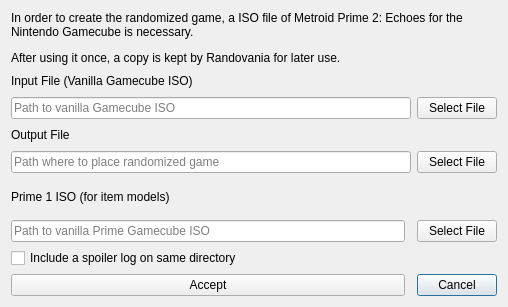
randovania/randovania, file randovania/gui/ui_files/echoes_game_export_dialog.ui: the form before one commit.
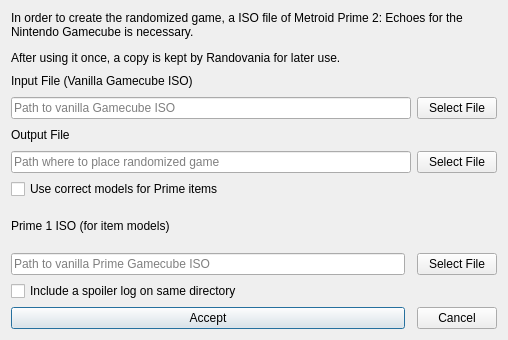
The form after the commit.

Commit message: Checkbox to use external models

```diff
--- a/randovania/gui/ui_files/echoes_game_export_dialog.ui
+++ b/randovania/gui/ui_files/echoes_game_export_dialog.ui
@@ -7,20 +7,13 @@
     <x>0</x>
     <y>0</y>
     <width>508</width>
-    <height>307</height>
+    <height>340</height>
    </rect>
   </property>
   <property name="windowTitle">
    <string>Game Patching</string>
   </property>
   <layout class="QGridLayout" name="gridLayout">
-   <item row="9" column="2">
-    <widget class="QPushButton" name="cancel_button">
-     <property name="text">
-      <string>Cancel</string>
-     </property>
-    </widget>
-   </item>
    <item row="0" column="0" colspan="3">
     <widget class="QLabel" name="description_label">
      <property name="text">
@@ -31,6 +24,13 @@
      </property>
     </widget>
    </item>
+   <item row="10" column="0">
+    <widget class="QPushButton" name="accept_button">
+     <property name="text">
+      <string>Accept</string>
+     </property>
+    </widget>
+   </item>
    <item row="2" column="0" colspan="2">
     <widget class="QLineEdit" name="input_file_edit">
      <property name="placeholderText">
@@ -39,19 +39,19 @@
     </widget>
    </item>
    <item row="9" column="0">
-    <widget class="QPushButton" name="accept_button">
-     <property name="text">
-      <string>Accept</string>
-     </property>
-    </widget>
-   </item>
-   <item row="8" column="0">
     <widget class="QCheckBox" name="auto_save_spoiler_check">
      <property name="text">
       <string>Include a spoiler log on same directory</string>
      </property>
     </widget>
    </item>
+   <item row="10" column="2">
+    <widget class="QPushButton" name="cancel_button">
+     <property name="text">
+      <string>Cancel</string>
+     </property>
+    </widget>
+   </item>
    <item row="2" column="2">
     <widget class="QPushButton" name="input_file_button">
      <property name="maximumSize">
@@ -98,6 +98,13 @@
      </property>
     </widget>
    </item>
+   <item row="8" column="2">
+    <widget class="QPushButton" name="prime_file_button">
+     <property name="text">
+      <string>Select File</string>
+     </property>
+    </widget>
+   </item>
    <item row="1" column="0" colspan="2">
     <widget class="QLabel" name="input_file_label">
      <property name="maximumSize">
@@ -111,24 +118,24 @@
      </property>
     </widget>
    </item>
-   <item row="6" column="0">
-    <widget class="QLabel" name="prime_file_label">
-     <property name="text">
-      <string>Prime 1 ISO (for item models)</string>
-     </property>
-    </widget>
-   </item>
-   <item row="7" column="0">
+   <item row="8" column="0">
     <widget class="QLineEdit" name="prime_file_edit">
      <property name="placeholderText">
       <string>Path to vanilla Prime Gamecube ISO</string>
      </property>
     </widget>
    </item>
-   <item row="7" column="2">
-    <widget class="QPushButton" name="prime_file_button">
+   <item row="7" column="0">
+    <widget class="QLabel" name="prime_file_label">
      <property name="text">
-      <string>Select File</string>
+      <string>Prime 1 ISO (for item models)</string>
+     </property>
+    </widget>
+   </item>
+   <item row="6" column="0">
+    <widget class="QCheckBox" name="prime_models_check">
+     <property name="text">
+      <string>Use correct models for Prime items</string>
      </property>
     </widget>
    </item>
```
Left out of the diff: 26 changed lines with no effect on the pictures. The commit also changes 3 other files.
